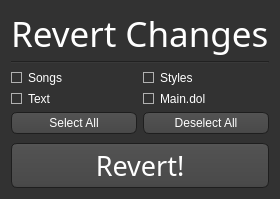
The window that RevertChanges.ui (BenjaminHalko/WiiMusicEditorPlus) describes before a commit, drawn with Qt 5.
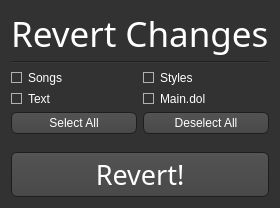
The same window after the commit. Icons and pictures are not drawn.

Patch:
```diff
--- a/RevertChanges.ui
+++ b/RevertChanges.ui
@@ -10,7 +10,7 @@
     <x>0</x>
     <y>0</y>
     <width>256</width>
-    <height>199</height>
+    <height>208</height>
    </rect>
   </property>
   <property name="windowTitle">
```
Left out of the diff: 4 changed lines with no effect on the pictures.
